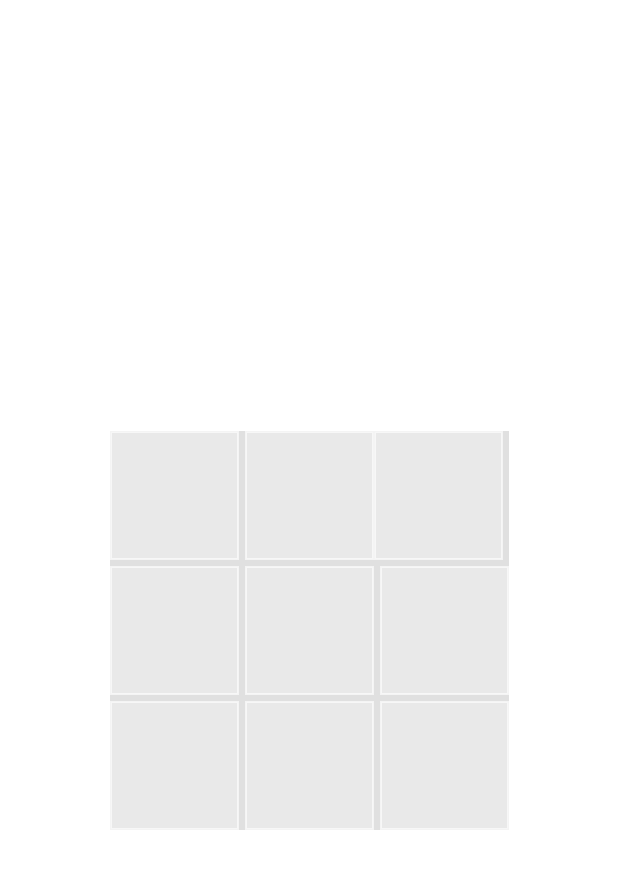
After one commit to roofloop/TicTacToe-Multiplayer, an Android app: the PlaySoloActivity screen opened directly, with no data from a screen before it, on a phone screen of 412 x 824 dp. The commit adds this screen. Shown: the top 869 px of the screen. Run offline under Robolectric (Android 15) with nearby library versions, the phone set to English and light mode, and no system bars.

Commit message:
Play solo functionality implemented and refined

```diff
--- a/app/src/main/AndroidManifest.xml
+++ b/app/src/main/AndroidManifest.xml
@@ -11,7 +11,8 @@
         android:roundIcon="@mipmap/ic_launcher_round"
         android:supportsRtl="true"
         android:theme="@style/Theme.TicTacToe.TransparentTheme">
-        <activity android:name=".activity.HighScoreActivity"></activity>
+        <activity android:name=".activity.PlaySoloActivity"></activity>
+        <activity android:name=".activity.HighScoreActivity" />
 
         <meta-data
             android:name="com.google.firebase.messaging.default_notification_channel_id"
--- a/app/src/main/java/com/example/tictactoe/activity/MainActivity.kt
+++ b/app/src/main/java/com/example/tictactoe/activity/MainActivity.kt
@@ -111,6 +111,7 @@ class MainActivity : AppCompatActivity(), MainView {
         when (view.id) {
             R.id.resetGameButton -> { presenter.resetGame() }
             R.id.play_vs_friend_button -> { presenter.openModal() }
+            R.id.play_solo_button -> {startActivity(Intent(this, PlaySoloActivity::class.java))}
 
             else -> {
 
--- a/app/src/main/java/com/example/tictactoe/manager/NotificationManager.kt
+++ b/app/src/main/java/com/example/tictactoe/manager/NotificationManager.kt
@@ -43,7 +43,6 @@ class NotificationsManager(private val context: Context) {
         intent.putExtra(Constants.OPPONENT_EMAIL_KEY, opponentEmail)
         val pendingIntent = PendingIntent.getBroadcast(context, NOTIFICATION_ID, intent, PendingIntent.FLAG_CANCEL_CURRENT)
         val builder = NotificationCompat.Builder(context, "channelId")
-                .setSmallIcon(R.drawable.ic_phone)
                 .setContentTitle(NOTIFICATION_TITLE)
                 .setContentText(opponentEmail)
                 .setSound(RingtoneManager.getDefaultUri(RingtoneManager.TYPE_NOTIFICATION))
--- /dev/null
+++ b/app/src/main/res/layout/activity_play_solo.xml
@@ -0,0 +1,122 @@
+<?xml version="1.0" encoding="utf-8"?>
+<androidx.constraintlayout.widget.ConstraintLayout xmlns:android="http://schemas.android.com/apk/res/android"
+    xmlns:app="http://schemas.android.com/apk/res-auto"
+    xmlns:tools="http://schemas.android.com/tools"
+    android:layout_width="match_parent"
+    android:layout_height="match_parent"
+    tools:context=".activity.PlaySoloActivity">
+
+
+    <androidx.constraintlayout.widget.ConstraintLayout
+        android:id="@+id/gameContainer"
+        android:layout_width="wrap_content"
+        android:layout_height="wrap_content"
+        android:layout_marginTop="16dp"
+        android:background="@color/colorPrimary"
+        app:layout_constraintBottom_toBottomOf="parent"
+        app:layout_constraintLeft_toLeftOf="parent"
+        app:layout_constraintRight_toRightOf="parent"
+        app:layout_constraintTop_toTopOf="parent">
+
+        <ImageView
+            android:id="@+id/gameButton1"
+            style="@style/AppTheme.GameButton"
+            android:layout_width="@dimen/game_button_size"
+            android:layout_height="@dimen/game_button_size"
+            android:layout_marginEnd="@dimen/game_button_spacing"
+            app:layout_constraintRight_toLeftOf="@+id/gameButton2"
+            app:layout_constraintTop_toTopOf="@+id/gameButton2" />
+
+        <ImageView
+            android:id="@+id/gameButton2"
+            style="@style/AppTheme.GameButton"
+            android:layout_width="@dimen/game_button_size"
+            android:layout_height="@dimen/game_button_size"
+            android:layout_marginBottom="@dimen/game_button_spacing"
+            app:layout_constraintBottom_toTopOf="@+id/gameButton5"
+            app:layout_constraintLeft_toLeftOf="parent"
+            app:layout_constraintRight_toRightOf="parent" />
+
+        <ImageView
+            android:id="@+id/gameButton3"
+            style="@style/AppTheme.GameButton"
+            android:layout_width="@dimen/game_button_size"
+            android:layout_height="@dimen/game_button_size"
+            app:layout_constraintLeft_toRightOf="@+id/gameButton2"
+            app:layout_constraintTop_toTopOf="@+id/gameButton2" />
+
+        <ImageView
+            android:id="@+id/gameButton4"
+            style="@style/AppTheme.GameButton"
+            android:layout_width="@dimen/game_button_size"
+            android:layout_height="@dimen/game_button_size"
+            android:layout_marginEnd="@dimen/game_button_spacing"
+            app:layout_constraintRight_toLeftOf="@+id/gameButton5"
+            app:layout_constraintTop_toTopOf="@+id/gameButton5" />
+
+        <ImageView
+            android:id="@+id/gameButton5"
+            style="@style/AppTheme.GameButton"
+            android:layout_width="@dimen/game_button_size"
+            android:layout_height="@dimen/game_button_size"
+            android:layout_marginTop="@dimen/game_button_spacing"
+            app:layout_constraintLeft_toLeftOf="parent"
+            app:layout_constraintRight_toRightOf="parent"
+            app:layout_constraintTop_toBottomOf="@+id/gameButton2" />
+
+        <ImageView
+            android:id="@+id/gameButton6"
+            style="@style/AppTheme.GameButton"
+            android:layout_width="@dimen/game_button_size"
+            android:layout_height="@dimen/game_button_size"
+            android:layout_marginStart="@dimen/game_button_spacing"
+            app:layout_constraintLeft_toRightOf="@+id/gameButton5"
+            app:layout_constraintTop_toTopOf="@+id/gameButton5" />
+
+        <ImageView
+            android:id="@+id/gameButton7"
+            style="@style/AppTheme.GameButton"
+            android:layout_width="@dimen/game_button_size"
+            android:layout_height="@dimen/game_button_size"
+            android:layout_marginEnd="@dimen/game_button_spacing"
+            app:layout_constraintRight_toLeftOf="@+id/gameButton8"
+            app:layout_constraintTop_toTopOf="@+id/gameButton8" />
+
+        <ImageView
+            android:id="@+id/gameButton8"
+            style="@style/AppTheme.GameButton"
+            android:layout_width="@dimen/game_button_size"
+            android:layout_height="@dimen/game_button_size"
+            android:layout_marginTop="@dimen/game_button_spacing"
+            app:layout_constraintLeft_toLeftOf="parent"
+            app:layout_constraintRight_toRightOf="parent"
+            app:layout_constraintTop_toBottomOf="@+id/gameButton5" />
+
+        <ImageView
+            android:id="@+id/gameButton9"
+            style="@style/AppTheme.GameButton"
+            android:layout_width="@dimen/game_button_size"
+            android:layout_height="@dimen/game_button_size"
+            android:layout_marginStart="@dimen/game_button_spacing"
+            app:layout_constraintLeft_toRightOf="@+id/gameButton8"
+            app:layout_constraintTop_toTopOf="@+id/gameButton8" />
+
+
+    </androidx.constraintlayout.widget.ConstraintLayout>
+
+    <Button
+        android:id="@+id/playAgainButton"
+        android:layout_width="wrap_content"
+        android:layout_height="wrap_content"
+        android:layout_marginTop="26dp"
+        android:layout_marginBottom="150dp"
+        android:onClick="buttonClick"
+        android:visibility="gone"
+        android:text="@string/action_replay"
+        app:layout_constraintBottom_toBottomOf="parent"
+        app:layout_constraintEnd_toEndOf="parent"
+        app:layout_constraintHorizontal_bias="0.5"
+        app:layout_constraintStart_toStartOf="parent"
+        app:layout_constraintTop_toBottomOf="@+id/gameContainer" />
+
+</androidx.constraintlayout.widget.ConstraintLayout>
--- a/app/src/main/res/values/strings.xml
+++ b/app/src/main/res/values/strings.xml
@@ -22,6 +22,7 @@
     <string name="draws">Draws</string>
     <string name="wins">Wins</string>
     <string name="lost">Lost</string>
+    <string name="play_solo">PLAY SOLO</string>
 
 
 </resources>
```
Also changed, not shown: app/src/main/java/com/example/tictactoe/activity/PlaySoloActivity.kt (added, +297 -0 lines), app/src/main/res/layout/activity_main.xml (+14 -7 lines).
